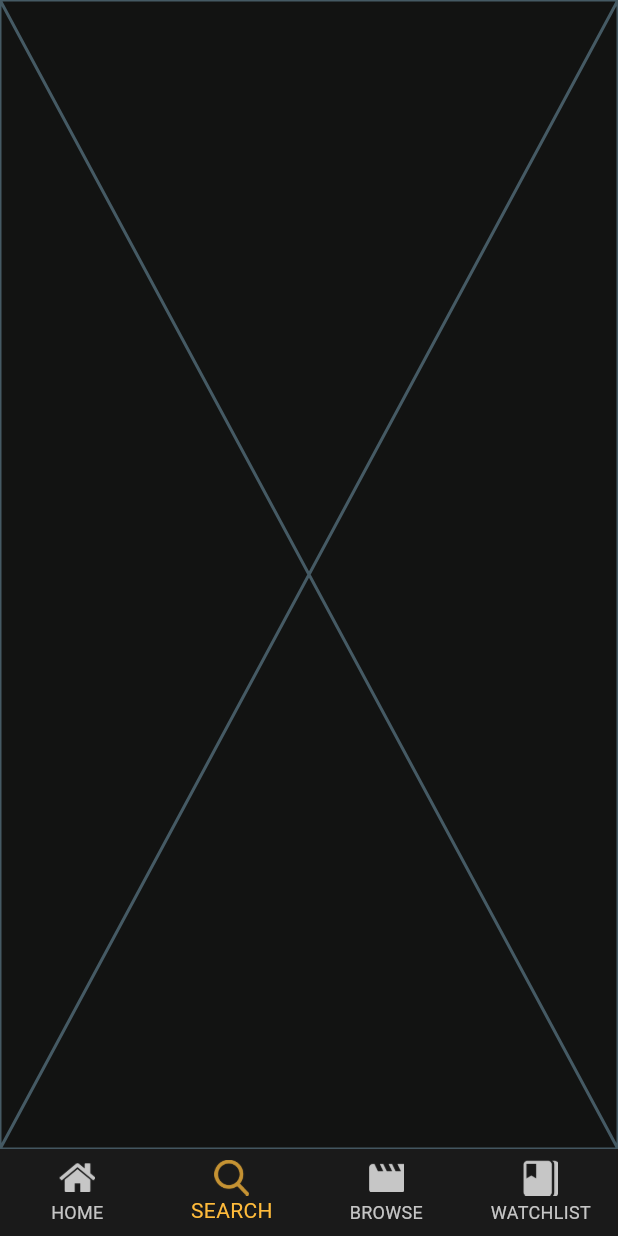
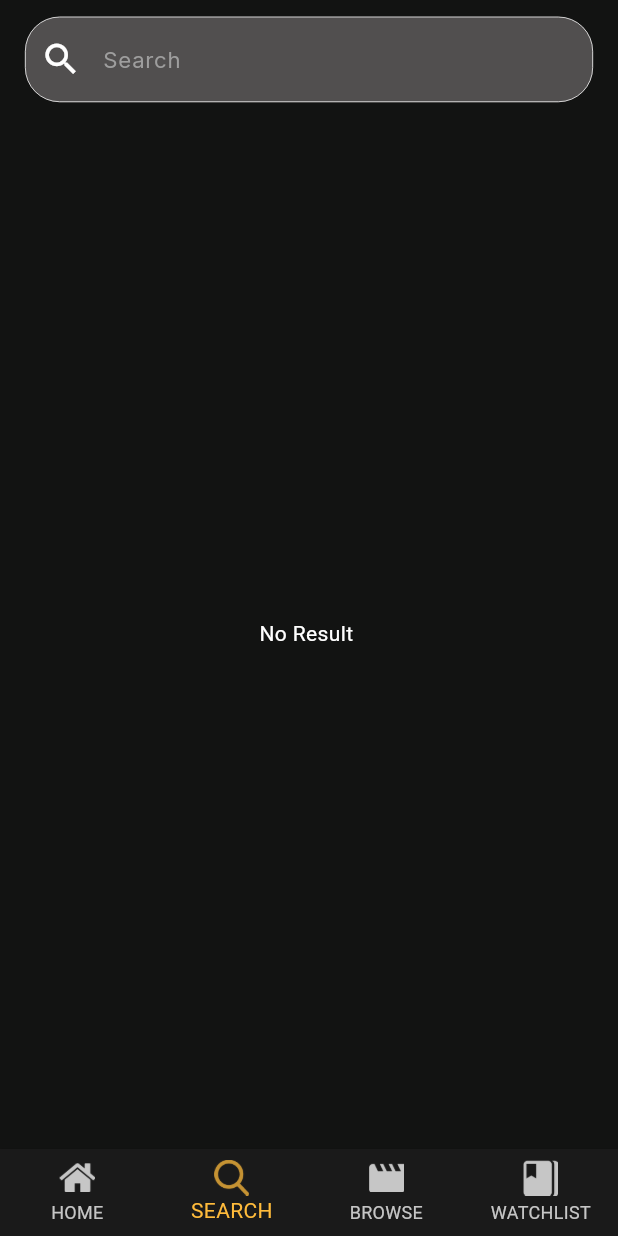
Before and after one commit to MahmoudHassan9/movies_app, a Flutter app: the screen it shows after launch, item 2 of the bottom bar chosen, on a phone screen of 412 x 824 dp. Run offline on Flutter 3.47's test engine with Material 3 defaults, Android fonts, the phone set to English and light mode, and no system bars; our stand-ins replace cached_network_image, carousel_slider, flutter_bloc, flutter_screenutil, google_fonts; network calls fail.

Commit message:
searchScreen + searchScreen

```diff
--- a/lib/core/utils/app_colors.dart
+++ b/lib/core/utils/app_colors.dart
@@ -6,4 +6,5 @@ abstract class AppColors {
   static const selectedBottomNavBarItem = Color(0xFFFFBB3B);
   static const unSelectedBottomNavBarItem = Color(0xFFC6C6C6);
   static const yellow = Color(0xFFFFBB3B);
+  static const searchBar = Color(0xFF514F4F);
 }
--- a/lib/core/utils/app_constants.dart
+++ b/lib/core/utils/app_constants.dart
@@ -1,3 +1,8 @@
 abstract class AppConstants {
   static const String imageBase = 'https://image.tmdb.org/t/p/original';
+  static const String noTitle = 'No Title :';
+  static const String movieDate = 'Date : ';
+  static const String noDate = 'No Date! ';
+  static const String search = 'Search ';
+  static const String noResult = 'No Result ';
 }
--- a/lib/core/utils/app_styles.dart
+++ b/lib/core/utils/app_styles.dart
@@ -28,7 +28,7 @@ abstract class AppStyles {
 
   static TextStyle movieDetailsName = GoogleFonts.poppins(
     color: Colors.white,
-    fontSize: 12.sp,
+    fontSize: 13.sp,
     fontWeight: FontWeight.w300,
   );
   static TextStyle movieDetailsAppBar = GoogleFonts.poppins(
@@ -38,7 +38,7 @@ abstract class AppStyles {
   );
   static TextStyle movieDetailsReleaseDate = GoogleFonts.poppins(
     color: Colors.grey,
-    fontSize: 12.sp,
+    fontSize: 13.sp,
     fontWeight: FontWeight.w600,
   );
   static TextStyle movieDetailsOverView = GoogleFonts.poppins(
@@ -46,4 +46,9 @@ abstract class AppStyles {
     fontSize: 12.sp,
     fontWeight: FontWeight.w600,
   );
+  static TextStyle searchHint = GoogleFonts.inter(
+    color: Colors.grey,
+    fontSize: 16.sp,
+    fontWeight: FontWeight.w400,
+  );
 }
--- a/lib/presentation/screens/home_screen/home_screen.dart
+++ b/lib/presentation/screens/home_screen/home_screen.dart
@@ -15,11 +15,11 @@ class HomeScreen extends StatefulWidget {
 }
 
 class _HomeScreenState extends State<HomeScreen> {
-  List<Widget> tabs = const [
-    HomeView(),
+  List<Widget> tabs = [
+    const HomeView(),
     SearchView(),
-    BrowesView(),
-    WatchListView(),
+    const BrowesView(),
+    const WatchListView(),
   ];
   int currentIndex = 0;
 
--- a/lib/presentation/tabs/browse/category_details/view/category_details_view.dart
+++ b/lib/presentation/tabs/browse/category_details/view/category_details_view.dart
@@ -41,12 +41,10 @@ class CategoryDetailsView extends StatelessWidget {
               itemCount: results.length,
               gridDelegate: const SliverGridDelegateWithFixedCrossAxisCount(
                   crossAxisCount: 3,
-                childAspectRatio: 0.7,
-                crossAxisSpacing: 0,
-                mainAxisSpacing: 0
+                childAspectRatio: 0.5,
               ),
               itemBuilder: (context, index) =>
-                  InkWell(
+                  GestureDetector(
                     onTap: () => print(results[index].id),
                       child: CategoryDetailsItem(results: results[index])),
             );
--- a/lib/presentation/tabs/browse/category_details/widget/Category_details_item.dart
+++ b/lib/presentation/tabs/browse/category_details/widget/Category_details_item.dart
@@ -18,10 +18,11 @@ class CategoryDetailsItem extends StatelessWidget {
         color: AppColors.scaffoldBg,
         child: Column(
           crossAxisAlignment: CrossAxisAlignment.stretch,
+          mainAxisSize: MainAxisSize.min,
           children: [
             Expanded(
               child: ClipRRect(
-                borderRadius: BorderRadius.circular(12.r),
+                borderRadius: BorderRadius.circular(6.r),
                 child: CachedNetworkImage(
                   imageUrl: AppConstants.imageBase + results.posterPath!,
                   fit: BoxFit.fill,
@@ -32,6 +33,7 @@ class CategoryDetailsItem extends StatelessWidget {
               height: 10.h,
             ),
             Row(
+              mainAxisSize: MainAxisSize.min,
               mainAxisAlignment: MainAxisAlignment.start,
               children: [
                 Text(
@@ -43,6 +45,7 @@ class CategoryDetailsItem extends StatelessWidget {
               ],
             ),
             Row(
+              mainAxisSize: MainAxisSize.min,
               mainAxisAlignment: MainAxisAlignment.start,
               children: [
                 Icon(
--- a/lib/presentation/tabs/browse/view/browes_view.dart
+++ b/lib/presentation/tabs/browse/view/browes_view.dart
@@ -45,7 +45,7 @@ class _BrowesViewState extends State<BrowesView> {
                 child: GridView.builder(
                   gridDelegate: const SliverGridDelegateWithFixedCrossAxisCount(
                       crossAxisCount: 2, childAspectRatio: 1.2),
-                  itemBuilder: (BuildContext context, int index) => InkWell(
+                  itemBuilder: (BuildContext context, int index) => GestureDetector(
                       onTap: () {
                         Navigator.push(
                             context,
--- a/lib/presentation/tabs/browse/widgets/category_item_view.dart
+++ b/lib/presentation/tabs/browse/widgets/category_item_view.dart
@@ -13,6 +13,7 @@ class CategoryItemView extends StatelessWidget {
   @override
   Widget build(BuildContext context) {
     return Stack(
+      clipBehavior: Clip.none,
       alignment: Alignment.center,
       children: [
         Card(
--- a/lib/presentation/tabs/search/view/search_view.dart
+++ b/lib/presentation/tabs/search/view/search_view.dart
@@ -1,10 +1,116 @@
-import 'package:flutter/cupertino.dart';
+import 'dart:async';
+import 'package:flutter/material.dart';
+import 'package:flutter_screenutil/flutter_screenutil.dart';
+import 'package:movies_app/core/utils/app_colors.dart';
+import 'package:movies_app/core/utils/app_constants.dart';
+import 'package:movies_app/core/utils/app_styles.dart';
+import 'package:movies_app/data/models/movie_categories_details/Results.dart';
+import '../../../../data/api/api_manager.dart';
+import '../widget/search_item_widget.dart';
 
-class SearchView extends StatelessWidget {
+class SearchView extends StatefulWidget {
   const SearchView({super.key});
 
   @override
+  State<SearchView> createState() => _SearchViewState();
+}
+
+class _SearchViewState extends State<SearchView> {
+  String _query = '';
+  List<Results> _searchResults = [];
+  bool _isLoading = false;
+  String? _error;
+
+  Future<void> _search(String query) async {
+    if (query.isEmpty) {
+      setState(() {
+        _searchResults = [];
+        _error = null;
+      });
+      return;
+    }
+
+    setState(() {
+      _isLoading = true;
+      _error = null;
+    });
+
+    try {
+      var resultResponse = await ApiManager.getSearchResults(query);
+      setState(() {
+        _searchResults = resultResponse
+            .results!;
+        _isLoading = false;
+      });
+    } catch (e) {
+      setState(() {
+        _error = e.toString();
+        _isLoading = false;
+      });
+    }
+  }
+
+  @override
   Widget build(BuildContext context) {
-    return const Placeholder();
+    return Column(
+      children: [
+        Padding(
+          padding: REdgeInsets.symmetric(horizontal: 18, vertical: 12),
+          child: TextField(
+            onChanged: (value) {
+              _query = value;
+               _search(_query);
+            },
+            style: AppStyles.searchHint
+                .copyWith(color: Colors.white, fontSize: 18.sp),
+            decoration: InputDecoration(
+              prefixIcon: Icon(
+                Icons.search,
+                color: Colors.white,
+                size: 30.sp,
+              ),
+              hintText: AppConstants.search,
+              hintStyle: AppStyles.searchHint,
+              focusedBorder: OutlineInputBorder(
+                borderSide: BorderSide(color: Colors.white, width: 0.5.w),
+                borderRadius: BorderRadius.all(Radius.circular(28.r)),
+              ),
+              enabledBorder: OutlineInputBorder(
+                borderSide: BorderSide(color: Colors.white, width: 0.5.w),
+                borderRadius: BorderRadius.all(Radius.circular(25.r)),
+              ),
+              fillColor: AppColors.searchBar,
+              filled: true,
+            ),
+          ),
+        ),
+        Expanded(
+          child: _isLoading
+              ? const Center(child: CircularProgressIndicator())
+              : _error != null
+                  ? Center(
+                      child: Text(_error!, style: const TextStyle(color: Colors.red)))
+                  : _searchResults.isEmpty
+                      ? const Center(
+                          child: Text(AppConstants.noResult,
+                              style: TextStyle(color: Colors.white)))
+                      : ListView.separated(
+                          itemCount: _searchResults.length,
+                          separatorBuilder: (context, index) =>
+                              Divider(
+                                  color: Colors.grey,
+                                endIndent: 20.w,
+                                indent: 20.w,
+                              ),
+                          itemBuilder: (context, index) {
+                            final item = _searchResults[index];
+                            return SearchItemWidget(
+                              results: item,
+                            );
+                          },
+                        ),
+        ),
+      ],
+    );
   }
 }
```
Also changed, not shown: lib/data/api/api_manager.dart (+17 -0 lines), lib/presentation/tabs/search/widget/search_item_widget.dart (added, +65 -0 lines).
